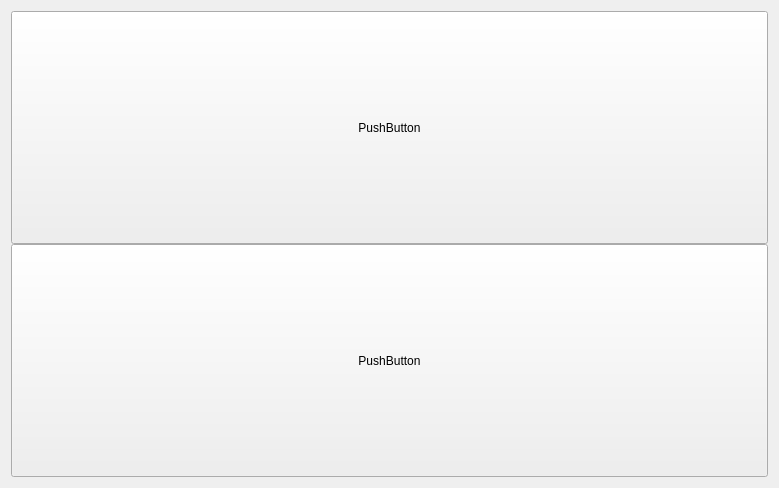
This is form.ui in fpacheco/seigs as Qt 5 draws it before an edit. The edited form follows.
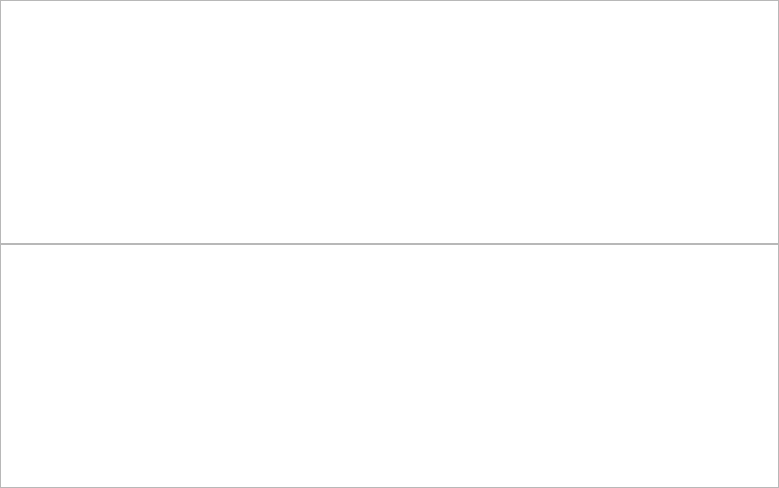
This is the edited form.

Diff of the .ui file:
```diff
--- a/form.ui
+++ b/form.ui
@@ -19,40 +19,38 @@
   <property name="windowTitle">
    <string>Form</string>
   </property>
+  <property name="autoFillBackground">
+   <bool>false</bool>
+  </property>
   <layout class="QVBoxLayout" name="verticalLayout">
+   <property name="spacing">
+    <number>0</number>
+   </property>
+   <property name="sizeConstraint">
+    <enum>QLayout::SetDefaultConstraint</enum>
+   </property>
+   <property name="leftMargin">
+    <number>0</number>
+   </property>
+   <property name="topMargin">
+    <number>0</number>
+   </property>
+   <property name="rightMargin">
+    <number>0</number>
+   </property>
+   <property name="bottomMargin">
+    <number>0</number>
+   </property>
    <item>
     <layout class="QGridLayout" name="gridLayout">
-     <property name="sizeConstraint">
-      <enum>QLayout::SetMaximumSize</enum>
-     </property>
      <property name="spacing">
       <number>0</number>
      </property>
      <item row="0" column="0">
-      <widget class="QPushButton" name="pushButton">
-       <property name="sizePolicy">
-        <sizepolicy hsizetype="Expanding" vsizetype="Expanding">
-         <horstretch>0</horstretch>
-         <verstretch>0</verstretch>
-        </sizepolicy>
-       </property>
-       <property name="text">
-        <string>PushButton</string>
-       </property>
-      </widget>
+      <widget class="QGraphicsView" name="graphicsView"/>
      </item>
      <item row="1" column="0">
-      <widget class="QPushButton" name="pushButton_2">
-       <property name="sizePolicy">
-        <sizepolicy hsizetype="Expanding" vsizetype="Expanding">
-         <horstretch>0</horstretch>
-         <verstretch>0</verstretch>
-        </sizepolicy>
-       </property>
-       <property name="text">
-        <string>PushButton</string>
-       </property>
-      </widget>
+      <widget class="QGraphicsView" name="graphicsView_2"/>
      </item>
     </layout>
    </item>
```
